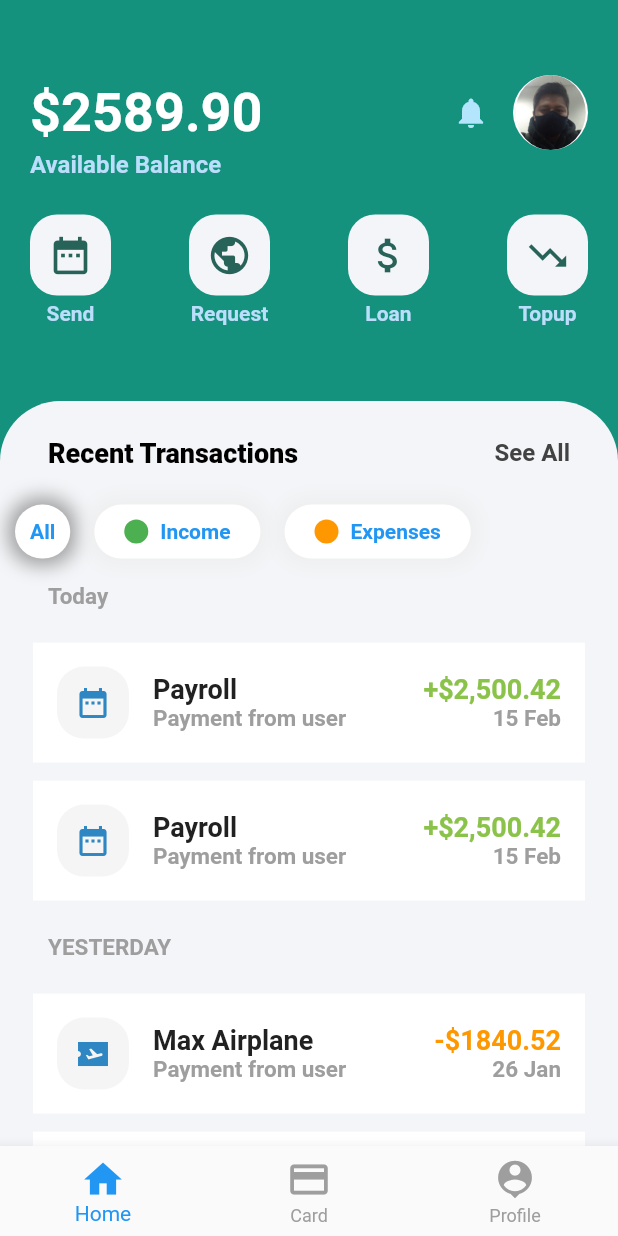
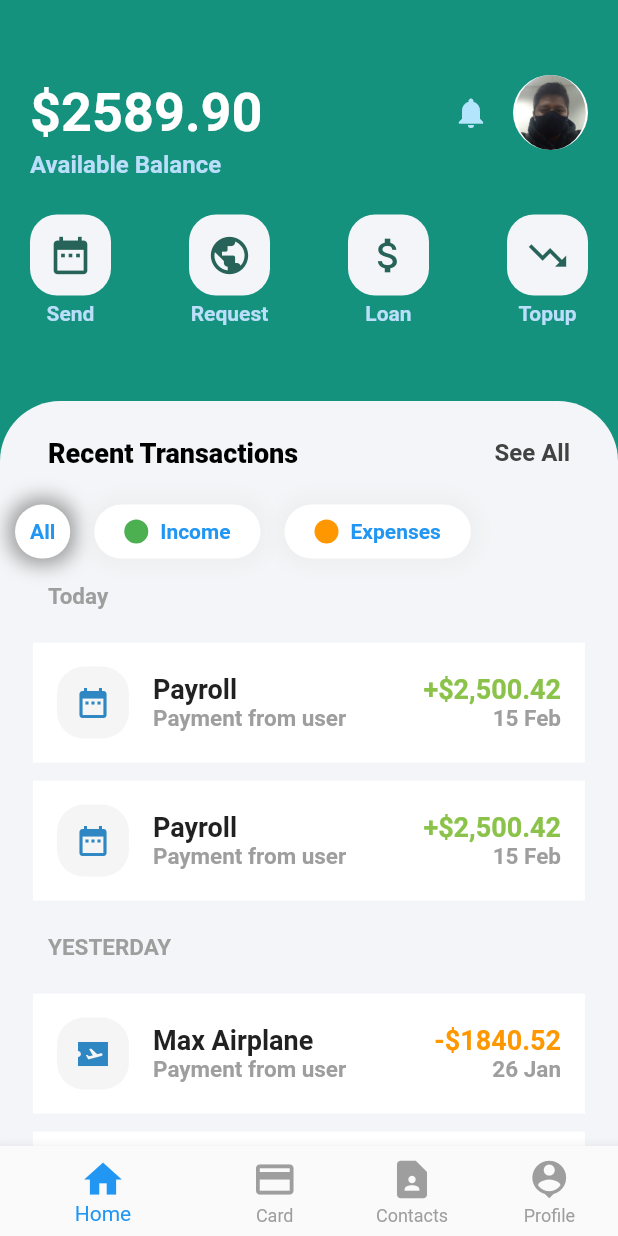
Before and after one commit to ProgrammerAuditore/proyecto-final, a Flutter app: the screen it shows after launch, on a phone screen of 412 x 824 dp. Run offline on Flutter 3.47's test engine with Material 2 defaults, Android fonts, the phone set to English and light mode, and no system bars.

Commit message:
*** dev : Se agrego pagina contacts

```diff
--- a/lib/main.dart
+++ b/lib/main.dart
@@ -1,4 +1,6 @@
 import 'dart:io';
+import 'package:appfoodfast/pages/Contacts/ContactsContent.dart';
+import 'package:appfoodfast/pages/Contacts/ContactsPage.dart';
 import 'package:flutter_localizations/flutter_localizations.dart';
 import 'package:appfoodfast/generated/l10n.dart';
 import 'package:appfoodfast/pages/Card/CardPage.dart';
@@ -39,12 +41,14 @@ class _WalletAppState extends State<WalletApp> {
   var pages = [
     HomePage(),
     CardPage(),
+    ContactsPage(),
     ProfilePage()
   ];
 
   List<BottomNavigationBarItem> pagesContenido = <BottomNavigationBarItem>[
     HomePage().barItemHome(),
     CardPage().barItemCard(),
+    ContactsPage().barItemContacts(),
     ProfilePage().barItemProfile()
   ];
 
--- /dev/null
+++ b/lib/pages/Contacts/ContactsContent.dart
@@ -0,0 +1,332 @@
+import 'package:appfoodfast/config.dart';
+import 'package:appfoodfast/generated/l10n.dart';
+import 'package:flutter/material.dart';
+
+class ContactsContent extends StatelessWidget {
+  const ContactsContent({Key? key}) : super(key: key);
+
+  @override
+  Widget build(BuildContext context) {
+    return Column(
+                    crossAxisAlignment: CrossAxisAlignment.start,
+                    children: <Widget>[
+                      SizedBox(
+                        height: 24,
+                      ),
+                      Container(
+                        child: Row(
+                          mainAxisAlignment: MainAxisAlignment.spaceBetween,
+                          children: <Widget>[
+                            Text(
+                              S.of(context).pageHomeContentTitulo,
+                              style: TextStyle(
+                                  fontWeight: FontWeight.w900,
+                                  fontSize: 18,
+                                  color: Colors.black),
+                            ),
+                            Text(
+                              S.of(context).pageHomeContentTituloOpc,
+                              style: TextStyle(
+                                  fontWeight: FontWeight.w700,
+                                  fontSize: 16,
+                                  color: Colors.grey[800]),
+                            )
+                          ],
+                        ),
+                        padding: EdgeInsets.symmetric(horizontal: 32),
+                      ),
+                      SizedBox(
+                        height: 24,
+                      ),
+                      Container(
+                        padding: EdgeInsets.symmetric(horizontal: 10),
+                          child: Row(
+                            children: <Widget>[
+                              Container(
+                                child: Text(
+                                  S.of(context).pageHomeContentTituloBtnOpc,
+                                  style: TextStyle(
+                                      fontWeight: FontWeight.w700,
+                                      fontSize: 14,
+                                      color: Colors.blue),
+                                ),
+                                decoration: BoxDecoration(
+                                    color: Colors.white,
+                                    borderRadius:
+                                        BorderRadius.all(Radius.circular(20)),
+                                    boxShadow: [
+                                      BoxShadow(
+                                          color: Colors.grey[500]!,
+                                          blurRadius: 10.0,
+                                          spreadRadius: 4.5)
+                                    ]),
+                                padding: EdgeInsets.symmetric(
+                                    horizontal: 10, vertical: 10),
+                              ),
+                              SizedBox(
+                                width: 16,
+                              ),
+                              Container(
+                                child: Row(
+                                  children: <Widget>[
+                                    CircleAvatar(
+                                      radius: 8,
+                                      backgroundColor: Colors.green,
+                                    ),
+                                    SizedBox(
+                                      width: 8,
+                                    ),
+                                    Text(
+                                      S.of(context).pageHomeContentTituloEstado1,
+                                      style: TextStyle(
+                                          fontWeight: FontWeight.w700,
+                                          fontSize: 14,
+                                          color: Colors.blue),
+                                    ),
+                                  ],
+                                ),
+                                decoration: BoxDecoration(
+                                    color: Colors.white,
+                                    borderRadius:
+                                        BorderRadius.all(Radius.circular(20)),
+                                    boxShadow: [
+                                      BoxShadow(
+                                          color: Colors.grey[200]!,
+                                          blurRadius: 10.0,
+                                          spreadRadius: 4.5)
+                                    ]),
+                                padding: EdgeInsets.symmetric(
+                                    horizontal: 20, vertical: 10),
+                              ),
+                              SizedBox(
+                                width: 16,
+                              ),
+                              Container(
+                                child: Row(
+                                  children: <Widget>[
+                                    CircleAvatar(
+                                      radius: 8,
+                                      backgroundColor: Colors.orange,
+                                    ),
+                                    SizedBox(
+                                      width: 8,
+                                    ),
+                                    Text(
+                                      S.of(context).pageHomeContentTituloEstado2,
+                                      style: TextStyle(
+                                          fontWeight: FontWeight.w700,
+                                          fontSize: 14,
+                                          color: Colors.blue),
+                                    ),
+                                  ],
+                                ),
+                                decoration: BoxDecoration(
+                                    color: Colors.white,
+                                    borderRadius:
+                                        BorderRadius.all(Radius.circular(20)),
+                                    boxShadow: [
+                                      BoxShadow(
+                                          color: Colors.grey[200]!,
+                                          blurRadius: 10.0,
+                                          spreadRadius: 4.5)
+                                    ]),
+                                padding: EdgeInsets.symmetric(
+                                    horizontal: 20, vertical: 10),
+                              )
+                            ],
+                          ),
+                        ),
+                      SizedBox(
+                        height: 16,
+                      ),
+                      Container(
+                        child: Text(
+                          S.of(context).pageHomeContentHoy,
+                          style: TextStyle(
+                              fontSize: 15,
+                              fontWeight: FontWeight.w700,
+                              color: Colors.grey[500]),
+                        ),
+                        padding: EdgeInsets.symmetric(horizontal: 32),
+                      ),
+                      SizedBox(
+                        height: 16,
+                      ),
+                      transaccionesHoy(),
+                      SizedBox(
+                        height: 16,
+                      ),
+                      Container(
+                        child: Text(
+                          S.of(context).pageHomeContentAyer,
+                          style: TextStyle(
+                              fontSize: 15,
+                              fontWeight: FontWeight.w700,
+                              color: Colors.grey[500]),
+                        ),
+                        padding: EdgeInsets.symmetric(horizontal: 32),
+                      ),
+                      SizedBox(
+                        height: 16,
+                      ),
+                      operacionesAyer()
+                      ,
+                    ],
+                  );
+  }
+}
+
+ListView transaccionesHoy(){
+  return ListView.builder(
+    itemBuilder: (context, index) {
+      return Container(
+        margin: EdgeInsets.symmetric(horizontal: 22, vertical: 6),
+        padding: EdgeInsets.all(16),
+        decoration: BoxDecoration(
+            color: Colors.white
+        ),
+        child: Row(
+          children: <Widget>[
+            Container(
+              decoration: BoxDecoration(
+                  color: Colors.grey[100],
+                  borderRadius: BorderRadius.all(
+                      Radius.circular(18))),
+              child: Icon(
+                Icons.date_range,
+                color: MyAppConfig.appColorSecondary,
+              ),
+              padding: EdgeInsets.all(12),
+            ),
+            SizedBox(
+              width: 16,
+            ),
+            Expanded(
+              child: Column(
+                crossAxisAlignment:
+                    CrossAxisAlignment.start,
+                children: <Widget>[
+                  Text(
+                    "Payroll",
+                    style: TextStyle(
+                        fontSize: 18,
+                        fontWeight: FontWeight.w700,
+                        color: Colors.grey[900]),
+                  ),
+                  Text(
+                    S.of(context).pageHomeContentOperacionTitulo,
+                    style: TextStyle(
+                        fontSize: 15,
+                        fontWeight: FontWeight.w700,
+                        color: Colors.grey[500]),
+                  ),
+                ],
+              ),
+            ),
+            Column(
+              crossAxisAlignment: CrossAxisAlignment.end,
+              children: <Widget>[
+                Text(
+                  "+\$2,500.42",
+                  style: TextStyle(
+                      fontSize: 18,
+                      fontWeight: FontWeight.w700,
+                      color: Colors.lightGreen),
+                ),
+                Text(
+                  "15 Feb",
+                  style: TextStyle(
+                      fontSize: 15,
+                      fontWeight: FontWeight.w700,
+                      color: Colors.grey[500]),
+                ),
+              ],
+            ),
+          ],
+        ),
+      );
+    },
+    shrinkWrap: true,
+    itemCount: 2,
+    padding: EdgeInsets.all(0),
+    controller: ScrollController(keepScrollOffset: false),
+  );
+}
+
+ListView operacionesAyer(){
+  return ListView.builder(
+    itemBuilder: (context, index) {
+      return Container(
+        margin: EdgeInsets.symmetric(horizontal: 22, vertical: 6),
+        padding: EdgeInsets.all(16),
+        decoration: BoxDecoration(
+            color: Colors.white,
+
+        ),
+        child: Row(
+          children: <Widget>[
+            Container(
+              decoration: BoxDecoration(
+                  color: Colors.grey[100],
+                  borderRadius: BorderRadius.all(
+                      Radius.circular(18))),
+              child: Icon(
+                Icons.airplane_ticket_sharp,
+                color: MyAppConfig.appColorSecondary,
+              ),
+              padding: EdgeInsets.all(12),
+            ),
+            SizedBox(
+              width: 16,
+            ),
+            Expanded(
+              child: Column(
+                crossAxisAlignment:
+                    CrossAxisAlignment.start,
+                children: <Widget>[
+                  Text(
+                    "Max Airplane",
+                    style: TextStyle(
+                        fontSize: 18,
+                        fontWeight: FontWeight.w700,
+                        color: Colors.grey[900]),
+                  ),
+                  Text(
+                    S.of(context).pageHomeContentOperacionTitulo,
+                    style: TextStyle(
+                        fontSize: 15,
+                        fontWeight: FontWeight.w700,
+                        color: Colors.grey[500]),
+                  ),
+                ],
+              ),
+            ),
+            Column(
+              crossAxisAlignment: CrossAxisAlignment.end,
+              children: <Widget>[
+                Text(
+                  "-\$1840.52",
+                  style: TextStyle(
+                      fontSize: 18,
+                      fontWeight: FontWeight.w700,
+                      color: Colors.orange),
+                ),
+                Text(
+                  "26 Jan",
+                  style: TextStyle(
+                      fontSize: 15,
+                      fontWeight: FontWeight.w700,
+                      color: Colors.grey[500]),
+                ),
+              ],
+            ),
+          ],
+        ),
+      );
+    },
+    shrinkWrap: true,
+    itemCount: 4,
+    padding: EdgeInsets.all(0),
+    controller: ScrollController(keepScrollOffset: false),
+  );
+}
```
Also changed, not shown: lib/pages/Contacts/ContactsPage.dart (added, +29 -0 lines).
